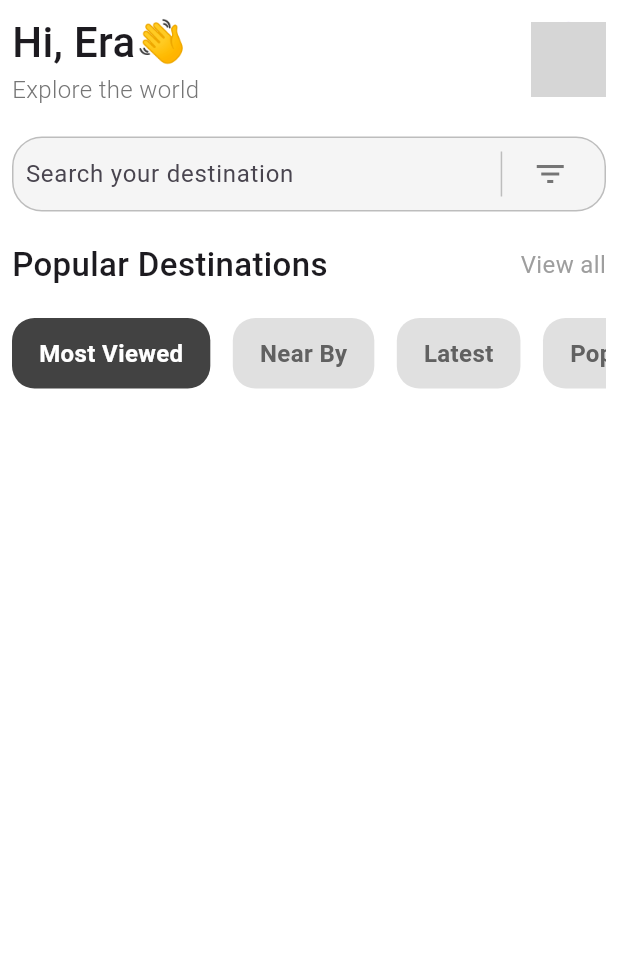
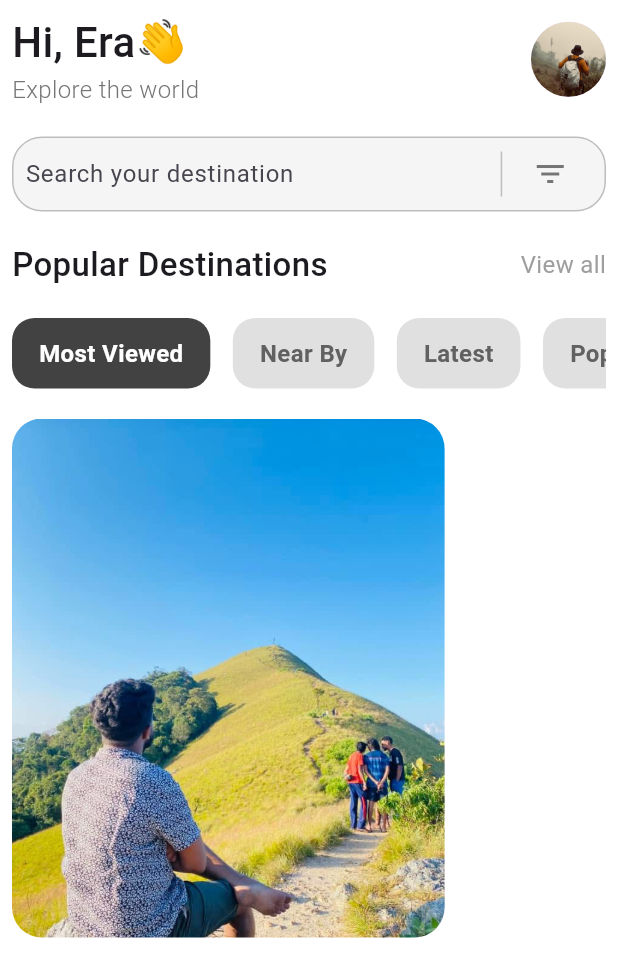
Before and after one commit to Eranga035225/app_for_travel_tales_flutter, a Flutter app: the screen it shows after launch, on a phone screen of 412 x 824 dp. Shown: the top 977 px of the screen. Run offline on Flutter 3.47's test engine with Material 3 defaults, Android fonts, the phone set to English and light mode, and no system bars; our stand-ins replace font_awesome_flutter, google_fonts; grey boxes are pictures that could not be loaded.

Commit message:
developed section 5 in home screen added pics as well

```diff
--- a/lib/screens/home_screen.dart
+++ b/lib/screens/home_screen.dart
@@ -16,7 +16,9 @@ class _HomeScreenState extends State<HomeScreen> {
       body: SafeArea(
         child: Padding(
           padding: const EdgeInsets.all(8.0),
-          child: Column(children: [
+          child: Column(
+            crossAxisAlignment: CrossAxisAlignment.start,
+            children: [
             Row(
               mainAxisAlignment: MainAxisAlignment.spaceBetween,
               children: [
@@ -40,7 +42,7 @@ class _HomeScreenState extends State<HomeScreen> {
 
               CircleAvatar(
                 radius: 25,
-                backgroundImage: NetworkImage('https://th.bing.com/th/id/OIP.OmJICjo6Xt-Ay8oWfxkGNQHaHa?w=183&h=182&c=7&r=0&o=7&dpr=1.3&pid=1.7&rm=3'),
+                backgroundImage: AssetImage('assets/images/4.jpeg')
               ),
 
 
@@ -189,6 +191,20 @@ class _HomeScreenState extends State<HomeScreen> {
 
 
               ],),
+            ),
+            SizedBox(height:20,),
+            Container(
+              width: size.width* 0.7,
+              height: (size.width* 0.7)*1.2,
+              decoration: BoxDecoration(
+                borderRadius: BorderRadius.circular(20),
+                image: DecorationImage(
+                  image: AssetImage('assets/images/2.jpeg'),
+                  fit: BoxFit.cover
+                )
+
+              ),
+
             )
 
 
--- a/pubspec.yaml
+++ b/pubspec.yaml
@@ -60,9 +60,8 @@ flutter:
   uses-material-design: true
 
   # To add assets to your application, add an assets section, like this:
-  # assets:
-  #   - images/a_dot_burr.jpeg
-  #   - images/a_dot_ham.jpeg
+  assets:
+    - assets/images/
 
   # An image asset can refer to one or more resolution-specific "variants", see
   # https://flutter.dev/to/resolution-aware-images
```
Also changed, not shown: assets/images/1.jpeg (added), assets/images/2.jpeg (added), assets/images/3.jpeg (added), assets/images/4.jpeg (added), assets/images/5.jpeg (added).
